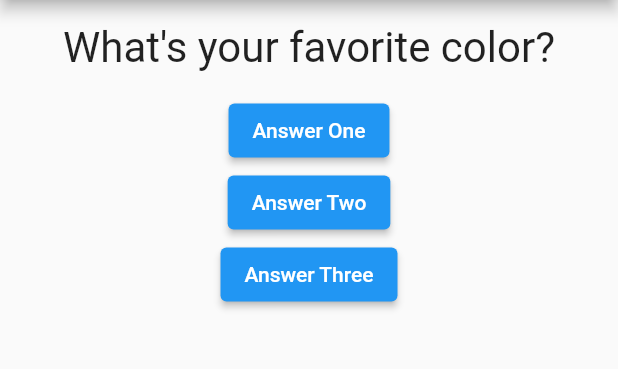
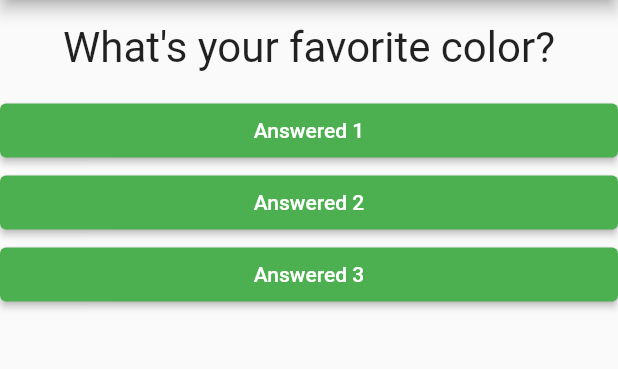
Before and after one commit to deltics/flutter, a Flutter app: the screen it shows after launch, on a phone screen of 412 x 824 dp, the part 84-453 px from its top. Run offline on Flutter 3.47's test engine with Material 2 defaults, Android fonts, the phone set to English and light mode, and no system bars; Roboto replaces fonts that are missing (Arial).

Commit message:
s2.43 - Answer with callback

```diff
--- /dev/null
+++ b/s2_flutter_complete_guide/lib/answer.dart
@@ -0,0 +1,27 @@
+import 'package:flutter/material.dart';
+
+class Answer extends StatelessWidget {
+  late final String _text;
+  late final VoidCallback _fn;
+
+  Answer({Key? key, @required String? text, @required VoidCallback? fn})
+      : super(key: key) {
+    _text = text!;
+    _fn = fn!;
+  }
+
+  @override
+  Widget build(BuildContext context) {
+    return Container(
+      width: double.infinity,
+      child: ElevatedButton(
+        style: ElevatedButton.styleFrom(
+          primary: Colors.green,
+          onPrimary: Colors.white,
+        ),
+        child: Text(_text),
+        onPressed: _fn,
+      ),
+    );
+  }
+}
--- a/s2_flutter_complete_guide/lib/main.dart
+++ b/s2_flutter_complete_guide/lib/main.dart
@@ -1,6 +1,7 @@
 // Imports
 import 'package:flutter/material.dart';
-import "./question.dart";
+import "question.dart";
+import 'answer.dart';
 
 // Dart entry point
 void main() => runApp(App());
@@ -40,16 +41,9 @@ class _AppState extends State<App> {
         body: Column(
           children: [
             Question(text: questions[_questionIndex]),
-            ElevatedButton(
-                child: const Text('Answer One'), onPressed: _answerQuestion),
-            ElevatedButton(
-                child: const Text('Answer Two'),
-                onPressed: () => print('Answered \'Two\'')),
-            ElevatedButton(
-                child: const Text('Answer Three'),
-                onPressed: () {
-                  print('Answered \'Three\'');
-                }),
+            Answer(text: 'Answered 1', fn: _answerQuestion),
+            Answer(text: 'Answered 2', fn: _answerQuestion),
+            Answer(text: 'Answered 3', fn: _answerQuestion),
           ],
         ),
       ),
```
